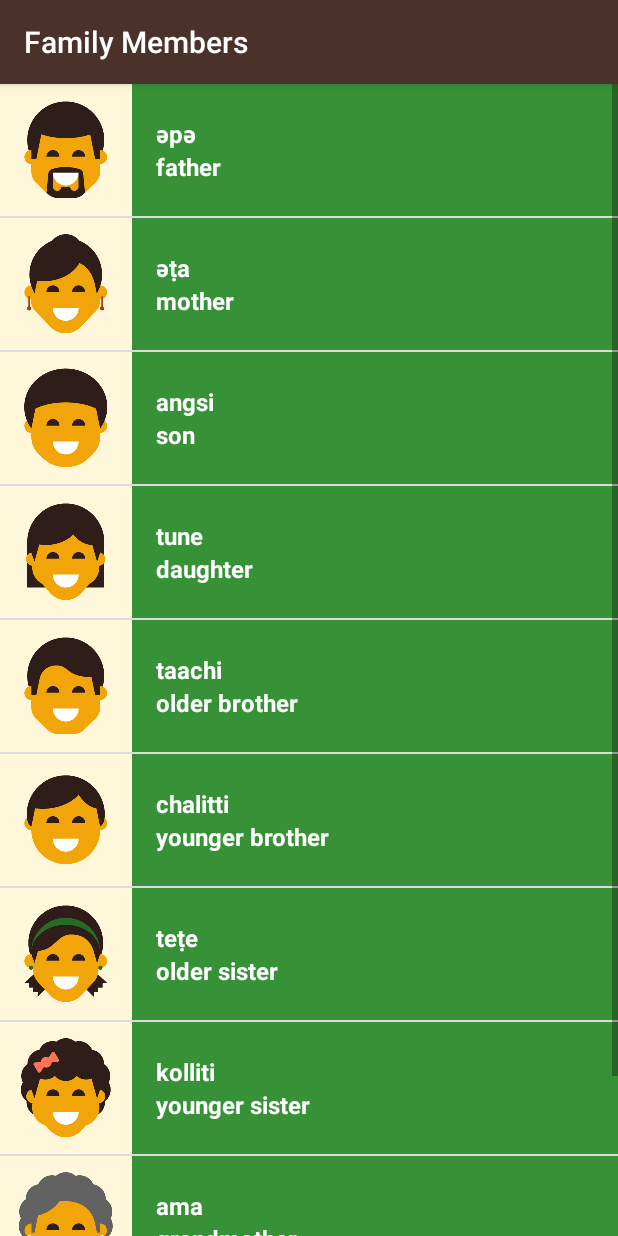
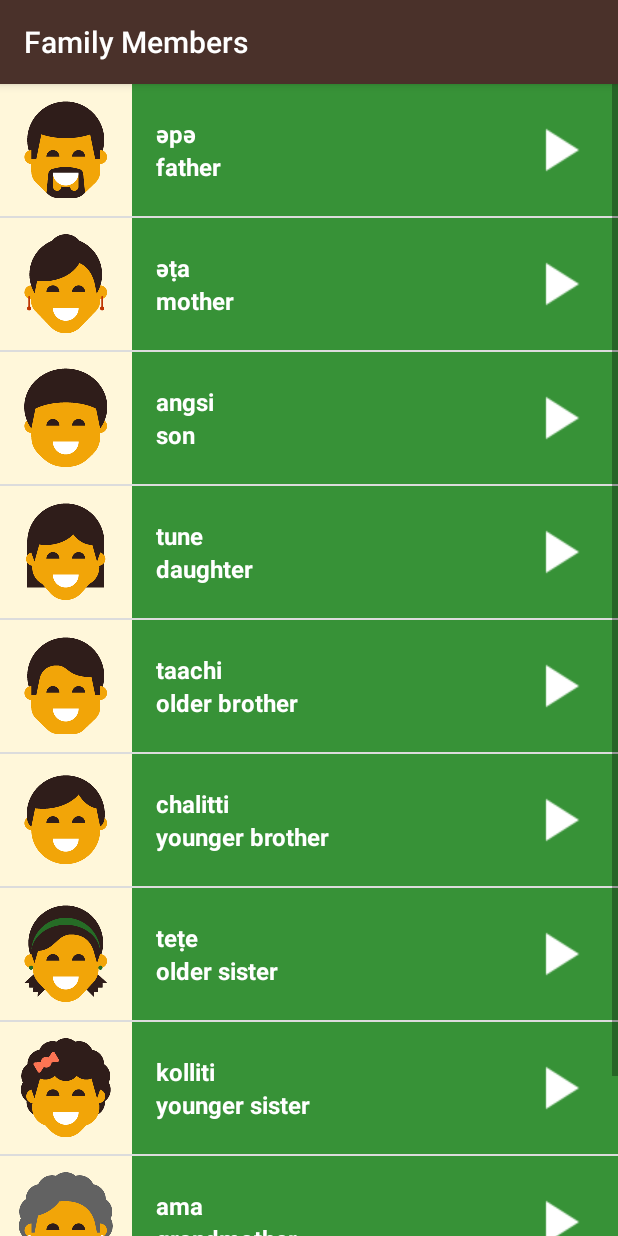
Before and after one commit to VailVeix/MiwokProject, an Android app: the FamilyActivity screen opened directly, with no data from a screen before it, after a tap on "ama", on a phone screen of 412 x 824 dp. Run offline under Robolectric (Android 15) with nearby library versions, the phone set to English and light mode, and no system bars.

Commit message:
Quiz #28

```diff
--- a/app/src/main/java/com/example/android/miwok/FamilyActivity.java
+++ b/app/src/main/java/com/example/android/miwok/FamilyActivity.java
@@ -1,5 +1,7 @@
 package com.example.android.miwok;
 
+import android.content.Context;
+import android.media.AudioManager;
 import android.media.MediaPlayer;
 import android.support.v7.app.AppCompatActivity;
 import android.os.Bundle;
@@ -18,6 +20,23 @@ public class FamilyActivity extends AppCompatActivity {
             releastMediaPlayer();
         }
     };
+    private AudioManager mAudioManager;
+    private AudioManager.OnAudioFocusChangeListener afChangeListener =
+            new AudioManager.OnAudioFocusChangeListener() {
+                @Override
+                public void onAudioFocusChange(int focusChange) {
+                    if(focusChange == AudioManager.AUDIOFOCUS_LOSS_TRANSIENT || focusChange == AudioManager.AUDIOFOCUS_LOSS_TRANSIENT_CAN_DUCK){
+                        mediaPlayer.pause();
+                        mediaPlayer.seekTo(0);
+                    }
+                    else if(focusChange == AudioManager.AUDIOFOCUS_GAIN){
+                        mediaPlayer.start();
+                    }
+                    else if(focusChange == AudioManager.AUDIOFOCUS_LOSS){
+                        releastMediaPlayer();
+                    }
+                }
+            };
 
     @Override
     protected void onStop(){
@@ -29,6 +48,8 @@ public class FamilyActivity extends AppCompatActivity {
     protected void onCreate(Bundle savedInstanceState) {
         super.onCreate(savedInstanceState);
         setContentView(R.layout.activity_family);
+
+        mAudioManager = (AudioManager) getSystemService(Context.AUDIO_SERVICE);
 
         final ArrayList<Word> words = new ArrayList<Word>();
         words.add(new Word("father", "әpә", R.drawable.family_father, R.raw.family_father));
@@ -52,11 +73,15 @@ public class FamilyActivity extends AppCompatActivity {
             @Override
             public void onItemClick(AdapterView<?> parent, View view, int position, long id){
                 Word word = words.get(position);
-                mediaPlayer.stop();
                 releastMediaPlayer();
-                mediaPlayer = MediaPlayer.create(FamilyActivity.this, word.getmSoundID());
-                mediaPlayer.setOnCompletionListener(mCompletionListener);
-                mediaPlayer.start();
+
+                int result = mAudioManager.requestAudioFocus(afChangeListener, AudioManager.STREAM_MUSIC, AudioManager.AUDIOFOCUS_GAIN_TRANSIENT);
+
+                if(result == AudioManager.AUDIOFOCUS_REQUEST_GRANTED){
+                    mediaPlayer = MediaPlayer.create(FamilyActivity.this, word.getmSoundID());
+                    mediaPlayer.setOnCompletionListener(mCompletionListener);
+                    mediaPlayer.start();
+                }
             }
         });
     }
@@ -65,6 +90,7 @@ public class FamilyActivity extends AppCompatActivity {
         if(mediaPlayer != null){
             mediaPlayer.release();
             mediaPlayer = null;
+            mAudioManager.abandonAudioFocus(afChangeListener);
         }
     }
 }
--- a/app/src/main/java/com/example/android/miwok/WordAdapter.java
+++ b/app/src/main/java/com/example/android/miwok/WordAdapter.java
@@ -56,8 +56,12 @@ public class WordAdapter extends ArrayAdapter<Word> {
             iconView.setVisibility(View.GONE);
         }
 
+        int color = ContextCompat.getColor(getContext(), mColorResourceID);
+
+        View playButton= listItemView.findViewById(R.id.playButton);
+        playButton.setBackgroundColor(color);
+
         View textContainer = listItemView.findViewById(R.id.text_container);
-        int color = ContextCompat.getColor(getContext(), mColorResourceID);
         textContainer.setBackgroundColor(color);
         return listItemView;
     }
--- a/app/src/main/res/layout/list_item.xml
+++ b/app/src/main/res/layout/list_item.xml
@@ -16,11 +16,13 @@
         android:background="@color/tan_background" />
 
     <LinearLayout
-        android:layout_width="match_parent"
+        android:layout_width="0dp"
+        android:layout_weight="1"
         android:layout_height="match_parent"
         android:orientation="vertical"
         android:paddingLeft="16dp"
-        android:id="@+id/text_container">
+        android:id="@+id/text_container"
+        android:background="@color/category_colors">
 
         <TextView
             android:gravity="bottom"
@@ -46,4 +48,13 @@
 
     </LinearLayout>
 
+    <ImageView
+        android:layout_width="wrap_content"
+        android:layout_height="match_parent"
+        android:src="@drawable/arrow"
+        android:gravity="center_horizontal"
+        android:paddingRight="16dp"
+        android:id="@+id/playButton"
+        android:background="@color/category_colors"/>
+
 </LinearLayout>
```
Also changed, not shown: app/src/main/java/com/example/android/miwok/ColorsActivity.java (+30 -4 lines), app/src/main/java/com/example/android/miwok/NumbersActivity.java (+30 -4 lines), app/src/main/res/layout/activity_main.xml (+31 -23 lines), app/src/main/res/drawable-mdpi/arrow.png (added).
